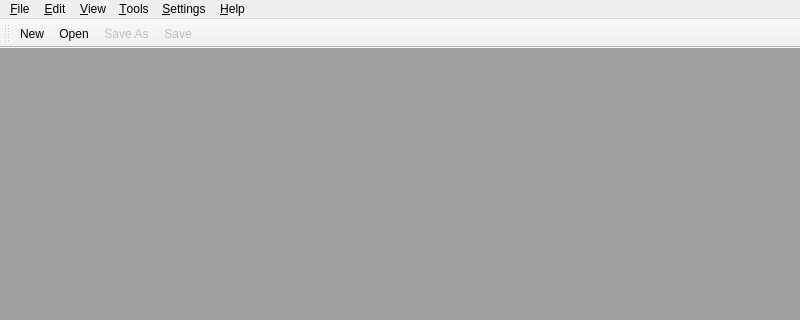
First picture: the form in libs/mdewidget/mdewindow.ui, repository miRoox/Multiple-Document-Editor, before the edit; both pictures show x 0 to 800 and y 0 to 320 of the 800 by 600 pixel window.
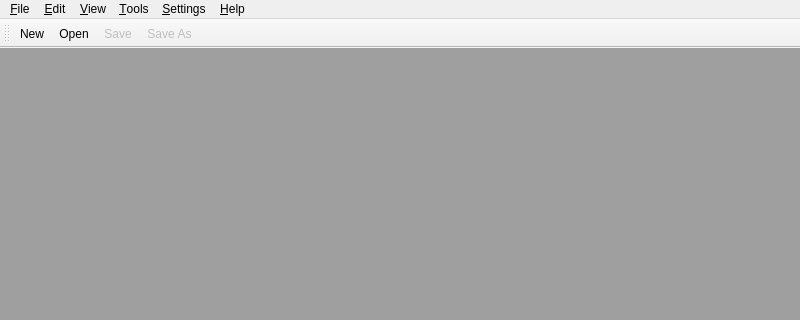
Second picture: the form after the edit. Icons and pictures are not drawn.

Diff of the .ui file:
```diff
--- a/libs/mdewidget/mdewindow.ui
+++ b/libs/mdewidget/mdewindow.ui
@@ -155,8 +155,8 @@
    </attribute>
    <addaction name="actionNew"/>
    <addaction name="actionOpen"/>
-   <addaction name="actionSaveAs"/>
    <addaction name="actionSave"/>
+   <addaction name="actionSaveAs"/>
   </widget>
   <action name="actionNew">
    <property name="icon">
```
Left out of the diff: 10 changed lines with no effect on the pictures.
